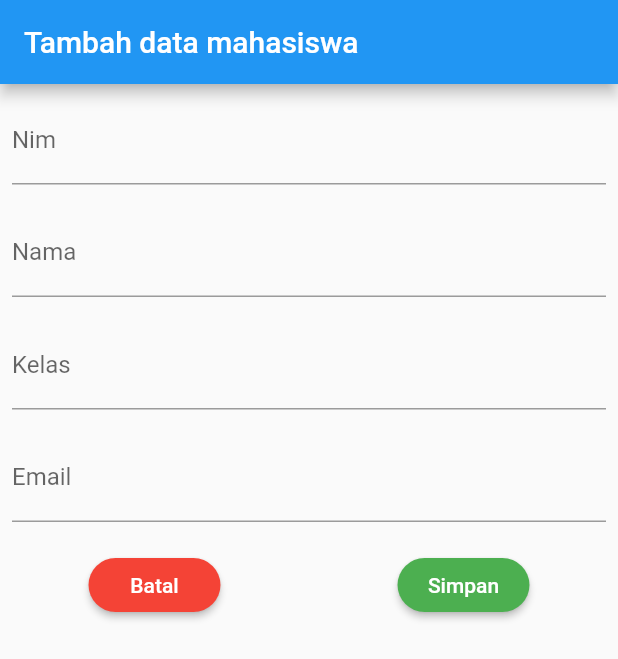
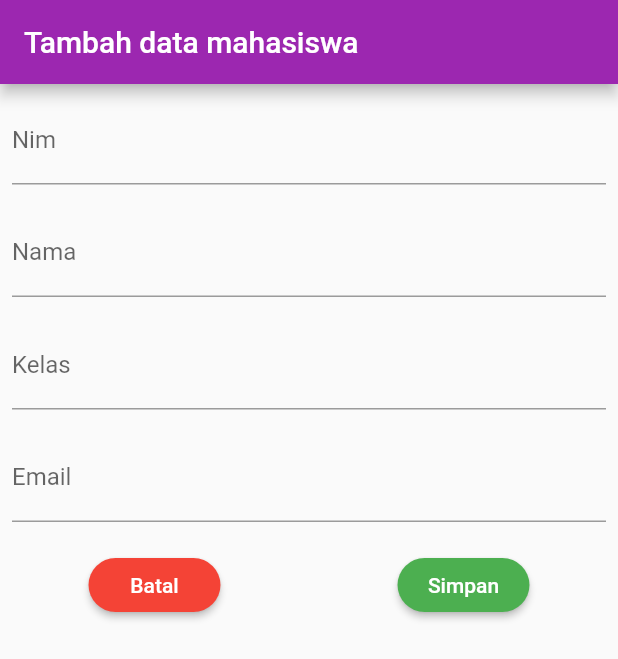
Before and after one commit to triyono777/tugas_kampus, a Flutter app: the screen it shows after launch, after a tap on the "add" icon, on a phone screen of 412 x 824 dp. Shown: the top 659 px of the screen. Run offline on Flutter 3.47's test engine with Material 2 defaults, Android fonts, the phone set to English and light mode, and no system bars; network calls fail.

```diff
--- a/lib/main.dart
+++ b/lib/main.dart
@@ -14,16 +14,7 @@ class MyApp extends StatelessWidget {
       debugShowCheckedModeBanner: false,
       title: 'Data Mahasiswa UDB',
       theme: ThemeData(
-        // This is the theme of your application.
-        //
-        // Try running your application with "flutter run". You'll see the
-        // application has a blue toolbar. Then, without quitting the app, try
-        // changing the primarySwatch below to Colors.green and then invoke
-        // "hot reload" (press "r" in the console where you ran "flutter run",
-        // or simply save your changes to "hot reload" in a Flutter IDE).
-        // Notice that the counter didn't reset back to zero; the application
-        // is not restarted.
-        primarySwatch: Colors.blue,
+        primarySwatch: Colors.purple,
       ),
 //      home: MyHomePage(),
       routes: {
```
Also changed, not shown: 5 other files.
